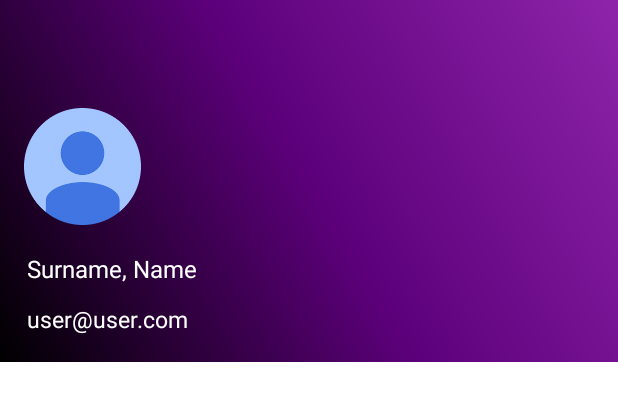
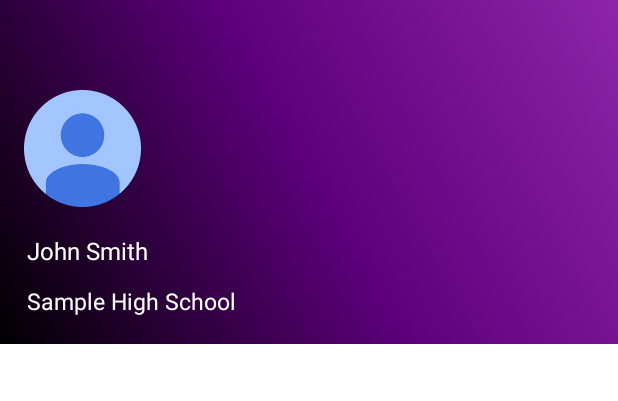
Before and after one commit to crowdfluence/PromdateAndroid, an Android app: the layout header_navigation_drawer.xml on its own in the app's theme, with its tools: preview values and no code run, on a phone screen of 412 x 824 dp. Shown: the top 401 px of the screen. Run offline under Robolectric (Android 15) with nearby library versions, the phone set to English and light mode, and no system bars; Roboto replaces fonts that are not available here.

Commit message:
Made drawer header update with logged in user's info

```diff
--- a/app/src/main/res/drawable/background_color_nav_header.xml
+++ b/app/src/main/res/drawable/background_color_nav_header.xml
@@ -1,10 +1,8 @@
 <?xml version="1.0" encoding="utf-8"?>
 <shape xmlns:android="http://schemas.android.com/apk/res/android">
-
     <gradient
         android:angle="45"
         android:centerColor="@color/colorPrimaryDark"
         android:endColor="@color/colorPrimary"
         android:startColor="@android:color/black" />
-
 </shape>
--- a/app/src/main/res/layout/activity_main.xml
+++ b/app/src/main/res/layout/activity_main.xml
@@ -17,11 +17,10 @@
 
     <com.google.android.material.navigation.NavigationView
         android:id="@+id/nav_view"
-        android:layout_width="wrap_content"
+        android:layout_width="match_parent"
         android:layout_height="match_parent"
         android:layout_gravity="start"
         android:fitsSystemWindows="true"
-        app:headerLayout="@layout/head_layout_navigation_drawer"
+        app:headerLayout="@layout/header_navigation_drawer"
         app:menu="@menu/menu_nav_drawer" />
-
 </androidx.drawerlayout.widget.DrawerLayout>
--- a/app/src/main/res/layout/head_layout_navigation_drawer.xml
+++ b/app/src/main/res/layout/header_navigation_drawer.xml
@@ -7,34 +7,35 @@
     android:orientation="vertical">
 
     <ImageView
+        android:id="@+id/profile_picture_image"
         android:layout_width="78dp"
         android:layout_height="78dp"
-        android:layout_marginStart="16dp"
-        android:layout_marginTop="72dp"
+        android:layout_marginStart="@dimen/edge_margin"
+        android:layout_marginTop="60dp"
         android:contentDescription="@string/user_picture"
         android:src="@drawable/default_profile" />
 
     <TextView
+        android:id="@+id/full_name_text"
         android:layout_width="wrap_content"
         android:layout_height="wrap_content"
-        android:layout_marginStart="16dp"
-        android:layout_marginTop="16dp"
+        android:layout_marginStart="@dimen/edge_margin"
+        android:layout_marginTop="@dimen/large_vertical_spacing"
         android:padding="2dp"
         android:textColor="@android:color/white"
-        android:text="Twist, Oliver"
         android:textSize="16sp"
-        tools:text="Surname, Name" />
+        tools:text="John Smith" />
 
     <TextView
+        android:id="@+id/school_text"
         android:layout_width="wrap_content"
         android:layout_height="wrap_content"
-        android:layout_marginStart="16dp"
-        android:layout_marginTop="8dp"
-        android:layout_marginBottom="16dp"
+        android:layout_marginStart="@dimen/edge_margin"
+        android:layout_marginTop="@dimen/vertical_spacing"
+        android:layout_marginBottom="@dimen/edge_margin"
         android:padding="2dp"
-        android:text="oliver.twist@dummy.com"
         android:textColor="@android:color/white"
         android:textSize="15sp"
-        tools:text="user@user.com" />
+        tools:text="Sample High School" />
 
 </LinearLayout>
```
Also changed, not shown: app/src/main/java/agency/digitera/android/promdate/ui/FeedFragment.kt (+30 -10 lines).
